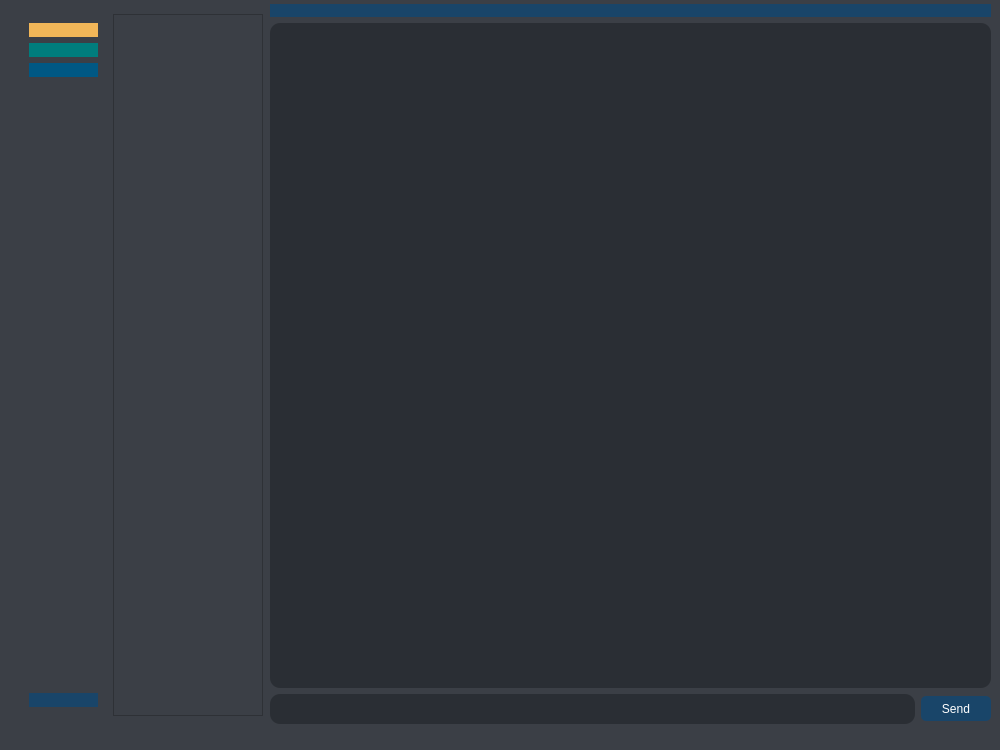
Qt form Pulp-Fiction-LoginAndRegister/homepage.ui (AP-projects-4001/Pulp-Fiction) before a commit.
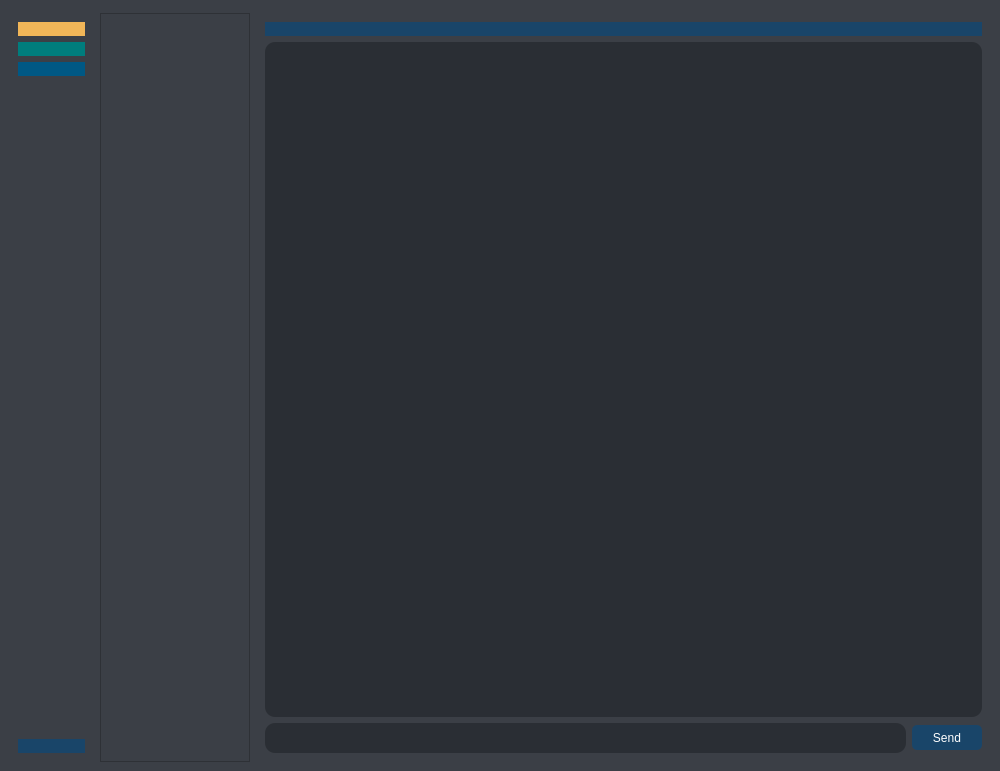
The same form after that commit. Icons and pictures are not drawn.

Commit message: Ui changed & Set directory for saving picture

Patch:
```diff
--- a/Pulp-Fiction-LoginAndRegister/homepage.ui
+++ b/Pulp-Fiction-LoginAndRegister/homepage.ui
@@ -7,21 +7,9 @@
     <x>0</x>
     <y>0</y>
     <width>1000</width>
-    <height>750</height>
+    <height>771</height>
    </rect>
   </property>
-  <property name="minimumSize">
-   <size>
-    <width>1000</width>
-    <height>750</height>
-   </size>
-  </property>
-  <property name="maximumSize">
-   <size>
-    <width>1000</width>
-    <height>750</height>
-   </size>
-  </property>
   <property name="windowTitle">
    <string>Pulp chat</string>
   </property>
@@ -51,173 +39,14 @@
      <height>750</height>
     </size>
    </property>
-   <property name="maximumSize">
-    <size>
-     <width>1000</width>
-     <height>750</height>
-    </size>
-   </property>
    <property name="sizeIncrement">
     <size>
      <width>900</width>
      <height>1200</height>
     </size>
    </property>
-   <widget class="QWidget" name="widget_2" native="true">
-    <property name="geometry">
-     <rect>
-      <x>270</x>
-      <y>-1</y>
-      <width>721</width>
-      <height>721</height>
-     </rect>
-    </property>
-    <layout class="QHBoxLayout" name="horizontalLayout_2">
+   <layout class="QHBoxLayout" name="horizontalLayout_3">
      <item>
-      <layout class="QGridLayout" name="gridLayout">
-       <item row="3" column="1">
-        <widget class="QPushButton" name="Sendbtn">
-         <property name="minimumSize">
-          <size>
-           <width>70</width>
-           <height>25</height>
-          </size>
-         </property>
-         <property name="styleSheet">
-          <string notr="true">QPushButton#Sendbtn {
-color: white;
-border-radius: 5px;
-border-color: rgb(68, 120, 232);
-	background-color: rgb(25, 69, 105);
-}
-
-QPushButton#Sendbtn:hover {
-	background-color: rgb(42, 46, 52);
-border-style: solid;
- border-width: 1px;
-	color: rgb(241, 182, 88);
-}
-
-QPushButton#Sendbtn:pressed {
-border-style: solid;
-border-width: 1px;
-	background-color: rgb(25, 69, 105);
-	color: rgb(85, 255, 255);
-}</string>
-         </property>
-         <property name="text">
-          <string>Send</string>
-         </property>
-         <property name="icon">
-          <iconset resource="elements.qrc">
-           <normaloff>:/img/icons8-email-send-64.png</normaloff>:/img/icons8-email-send-64.png</iconset>
-         </property>
-        </widget>
-       </item>
-       <item row="1" column="0" colspan="2">
-        <widget class="QListWidget" name="messageslist">
-         <property name="styleSheet">
-          <string notr="true">QListWidget#messageslist {
-color: white;
-border-radius: 10px;
-	background-color: rgb(42, 46, 52);
-padding-left: 10px;
-}
-QListWidget#messageslist:hover {
-	background-color: rgb(42, 46, 52);
-border-style: solid;
-	border-color: rgb(245, 179, 1);
- border-width: 1px;
-	color: rgb(25, 69, 105);
-}</string>
-         </property>
-        </widget>
-       </item>
-       <item row="0" column="0" colspan="2">
-        <widget class="QPushButton" name="infobtn">
-         <property name="styleSheet">
-          <string notr="true">QPushButton#infobtn {
-color: white;
-border-radius: 10px;
-border-color: rgb(68, 120, 232);
-	background-color: rgb(25, 69, 105);
-}
-
-QPushButton#infobtn:hover {
-	background-color: rgb(42, 46, 52);
-border-style: solid;
- border-width: 1px;
-	color: rgb(241, 182, 88);
-}
-
-QPushButton#infobtn:pressed {
-border-style: solid;
-border-width: 1px;
-	background-color: rgb(25, 69, 105);
-	color: rgb(85, 255, 255);
-}</string>
-         </property>
-         <property name="text">
-          <string/>
-         </property>
-         <property name="icon">
-          <iconset resource="elements.qrc">
-           <normaloff>:/icons/img/icons8-info-64.png</normaloff>:/icons/img/icons8-info-64.png</iconset>
-         </property>
-         <property name="iconSize">
-          <size>
-           <width>20</width>
-           <height>20</height>
-          </size>
-         </property>
-        </widget>
-       </item>
-       <item row="3" column="0" alignment="Qt::AlignVCenter">
-        <widget class="QPlainTextEdit" name="messagelineedit">
-         <property name="maximumSize">
-          <size>
-           <width>16777215</width>
-           <height>30</height>
-          </size>
-         </property>
-         <property name="styleSheet">
-          <string notr="true">QPlainTextEdit#messagelineedit {
-color: white;
-border-radius: 10px;
-	background-color: rgb(42, 46, 52);
-padding-left: 10px;
-}
-
-QPlainTextEdit#messagelineedit:hover {
-	background-color: rgb(42, 46, 52);
-border-style: solid;
-	border-color: rgb(53, 159, 159);
- border-width: 1px;
-	color: rgb(241, 182, 88);
-}
-
-QPlainTextEdit#messagelineedit:pressed {
-border-style: solid;
-border-width: 1px;
-	background-color: rgb(25, 69, 105);
-	color: rgb(85, 255, 255);
-}</string>
-         </property>
-        </widget>
-       </item>
-      </layout>
-     </item>
-    </layout>
-   </widget>
-   <widget class="QWidget" name="layoutWidget">
-    <property name="geometry">
-     <rect>
-      <x>20</x>
-      <y>10</y>
-      <width>243</width>
-      <height>702</height>
-     </rect>
-    </property>
     <layout class="QHBoxLayout" name="horizontalLayout">
      <item>
       <widget class="QWidget" name="widget" native="true">
@@ -437,7 +266,148 @@
       </widget>
      </item>
     </layout>
-   </widget>
+    </item>
+    <item>
+     <widget class="QWidget" name="widget_2" native="true">
+      <layout class="QHBoxLayout" name="horizontalLayout_2">
+       <item>
+        <layout class="QGridLayout" name="gridLayout">
+         <item row="3" column="1">
+          <widget class="QPushButton" name="Sendbtn">
+           <property name="minimumSize">
+            <size>
+             <width>70</width>
+             <height>25</height>
+            </size>
+           </property>
+           <property name="styleSheet">
+            <string notr="true">QPushButton#Sendbtn {
+color: white;
+border-radius: 5px;
+border-color: rgb(68, 120, 232);
+	background-color: rgb(25, 69, 105);
+}
+
+QPushButton#Sendbtn:hover {
+	background-color: rgb(42, 46, 52);
+border-style: solid;
+ border-width: 1px;
+	color: rgb(241, 182, 88);
+}
+
+QPushButton#Sendbtn:pressed {
+border-style: solid;
+border-width: 1px;
+	background-color: rgb(25, 69, 105);
+	color: rgb(85, 255, 255);
+}</string>
+           </property>
+           <property name="text">
+            <string>Send</string>
+           </property>
+           <property name="icon">
+            <iconset resource="elements.qrc">
+             <normaloff>:/img/icons8-email-send-64.png</normaloff>:/img/icons8-email-send-64.png</iconset>
+           </property>
+          </widget>
+         </item>
+         <item row="1" column="0" colspan="2">
+          <widget class="QListWidget" name="messageslist">
+           <property name="styleSheet">
+            <string notr="true">QListWidget#messageslist {
+color: white;
+border-radius: 10px;
+	background-color: rgb(42, 46, 52);
+padding-left: 10px;
+}
+QListWidget#messageslist:hover {
+	background-color: rgb(42, 46, 52);
+border-style: solid;
+	border-color: rgb(245, 179, 1);
+ border-width: 1px;
+	color: rgb(25, 69, 105);
+}</string>
+           </property>
+          </widget>
+         </item>
+         <item row="0" column="0" colspan="2">
+          <widget class="QPushButton" name="infobtn">
+           <property name="styleSheet">
+            <string notr="true">QPushButton#infobtn {
+color: white;
+border-radius: 10px;
+border-color: rgb(68, 120, 232);
+	background-color: rgb(25, 69, 105);
+}
+
+QPushButton#infobtn:hover {
+	background-color: rgb(42, 46, 52);
+border-style: solid;
+ border-width: 1px;
+	color: rgb(241, 182, 88);
+}
+
+QPushButton#infobtn:pressed {
+border-style: solid;
+border-width: 1px;
+	background-color: rgb(25, 69, 105);
+	color: rgb(85, 255, 255);
+}</string>
+           </property>
+           <property name="text">
+            <string/>
+           </property>
+           <property name="icon">
+            <iconset resource="elements.qrc">
+             <normaloff>:/icons/img/icons8-info-64.png</normaloff>:/icons/img/icons8-info-64.png</iconset>
+           </property>
+           <property name="iconSize">
+            <size>
+             <width>20</width>
+             <height>20</height>
+            </size>
+           </property>
+          </widget>
+         </item>
+         <item row="3" column="0" alignment="Qt::AlignVCenter">
+          <widget class="QPlainTextEdit" name="messagelineedit">
+           <property name="maximumSize">
+            <size>
+             <width>16777215</width>
+             <height>30</height>
+            </size>
+           </property>
+           <property name="styleSheet">
+            <string notr="true">QPlainTextEdit#messagelineedit {
+color: white;
+border-radius: 10px;
+	background-color: rgb(42, 46, 52);
+padding-left: 10px;
+}
+
+QPlainTextEdit#messagelineedit:hover {
+	background-color: rgb(42, 46, 52);
+border-style: solid;
+	border-color: rgb(53, 159, 159);
+ border-width: 1px;
+	color: rgb(241, 182, 88);
+}
+
+QPlainTextEdit#messagelineedit:pressed {
+border-style: solid;
+border-width: 1px;
+	background-color: rgb(25, 69, 105);
+	color: rgb(85, 255, 255);
+}</string>
+           </property>
+          </widget>
+         </item>
+        </layout>
+       </item>
+      </layout>
+     </widget>
+    </item>
+   </layout>
   </widget>
   <widget class="QMenuBar" name="menubar">
    <property name="geometry">
```
Left out of the diff: 18 changed lines with no effect on the pictures. Lines whose indentation alone changed are shown as unchanged. The commit also changes 5 other files.
